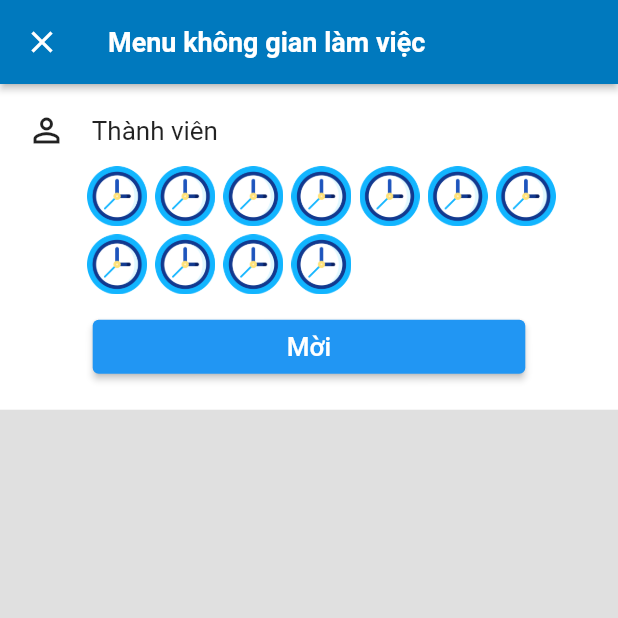
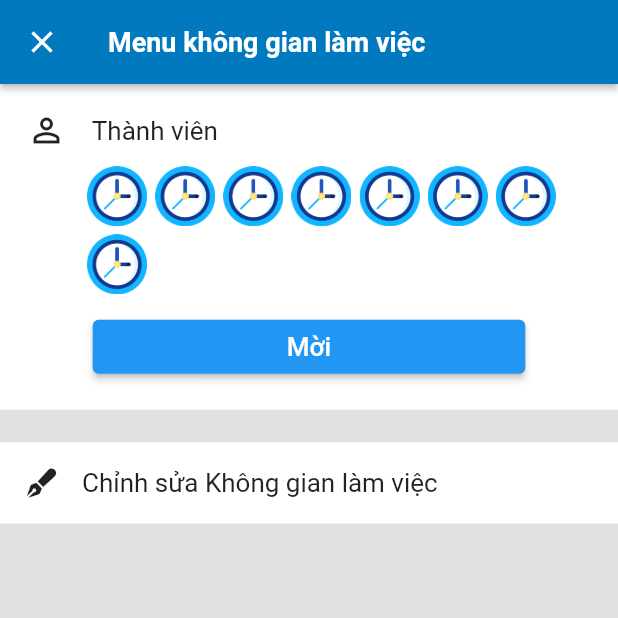
Before and after one commit to rkhang7/trellis_mobile_app, a Flutter app: the WorkspaceMenuPage screen opened directly, on a phone screen of 412 x 824 dp, the top half of it. Run offline on Flutter 3.47's test engine with Material 2 defaults, Android fonts, the phone set to English and light mode, and no system bars; our stand-ins replace cached_network_image, dio, email_validator, file_picker, firebase_auth, firebase_core and 16 more; missing offline and left inert: flag; accounts and stored records are empty; generated files the repository leaves out were written again; network calls fail.

Commit message:
feat: update workspace UI

```diff
--- a/lib/message.dart
+++ b/lib/message.dart
@@ -137,6 +137,7 @@ class Messages extends Translations {
 
           // create workspace page
           "create_workspace": "Create workspace",
+          "update_workspace": "Update workspace",
           "workspace_name": 'Workspace name',
           "workspace_type": "Workspace Type",
           "select": "Select",
@@ -164,6 +165,7 @@ class Messages extends Translations {
           // workspace menu page
           'workspace_menu': 'Workspace menu',
           'invite': 'Invite',
+          'workspace_setting': "Workspace setting",
 
           // invite member page
           'add_members': 'Invite members',
@@ -306,6 +308,7 @@ class Messages extends Translations {
 
           // create workspace page
           "create_workspace": "Tạo không gian làm việc",
+          'update_workspace': "Chỉnh sửa Không gian làm việc",
           "workspace_name": 'Tên không gian làm việc',
           "workspace_type": "Loại không gian làm việc",
           "select": "Chọn",
@@ -333,6 +336,7 @@ class Messages extends Translations {
           // workspace menu page
           'workspace_menu': "Menu không gian làm việc",
           'invite': 'Mời',
+          'workspace_setting': "Chỉnh sửa Không gian làm việc",
 
           // invite member page
           'add_members': 'Mời các thành viên',
--- /dev/null
+++ b/lib/modules/update_worksapce/binding/update_workspace_binding.dart
@@ -0,0 +1,9 @@
+import 'package:get/get.dart';
+import 'package:trellis_mobile_app/modules/update_worksapce/controller/update_workspace_controller.dart';
+
+class UpdateWorkSpaceBinding extends Bindings {
+  @override
+  void dependencies() {
+    Get.lazyPut(() => UpdateWorkspaceController());
+  }
+}
--- a/lib/modules/workspace_menu/view/workspace_menu_page.dart
+++ b/lib/modules/workspace_menu/view/workspace_menu_page.dart
@@ -1,5 +1,6 @@
 import 'package:flutter/material.dart';
 import 'package:flutter_screenutil/flutter_screenutil.dart';
+import 'package:font_awesome_flutter/font_awesome_flutter.dart';
 import 'package:get/get.dart';
 import 'package:nb_utils/nb_utils.dart';
 import 'package:trellis_mobile_app/routes/app_routes.dart';
@@ -13,7 +14,22 @@ class WorkspaceMenuPage extends StatelessWidget {
     return Scaffold(
       backgroundColor: Colors.grey.shade300,
       body: SafeArea(
-        child: Container(
+        child: Column(
+          children: [
+            _buildInviteMemberArea(),
+            SizedBox(
+              height: 80.h,
+            ),
+            _buildWorkspaceSettingArea(),
+          ],
+        ),
+      ),
+      appBar: _buildAppBar(),
+    );
+  }
+
+  Widget _buildInviteMemberArea() {
+    return Container(
       padding: const EdgeInsets.all(18),
       color: Colors.white,
       child: Column(
@@ -92,21 +108,6 @@ class WorkspaceMenuPage extends StatelessWidget {
                       width: 40,
                       height: 40,
                     ),
-                        Image.asset(
-                          "assets/icons/logo.png",
-                          width: 40,
-                          height: 40,
-                        ),
-                        Image.asset(
-                          "assets/icons/logo.png",
-                          width: 40,
-                          height: 40,
-                        ),
-                        Image.asset(
-                          "assets/icons/logo.png",
-                          width: 40,
-                          height: 40,
-                        ),
                   ],
                 ),
               ),
@@ -129,12 +130,35 @@ class WorkspaceMenuPage extends StatelessWidget {
                 ),
               ),
             ),
-              )
+          ),
+        ],
+      ),
+    );
+  }
+
+  Widget _buildWorkspaceSettingArea() {
+    return InkWell(
+      onTap: () {
+        Get.toNamed(AppRoutes.UPDATE_WORKSPACE);
+      },
+      child: Container(
+        color: Colors.white,
+        padding: const EdgeInsets.only(left: 18),
+        height: 200.h,
+        child: Row(
+          children: [
+            Icon(
+              FontAwesomeIcons.penFancy,
+              size: 72.sp,
+            ),
+            SizedBox(width: 60.w),
+            Text(
+              "workspace_setting".tr,
+              style: TextStyle(fontSize: 64.sp),
+            ),
           ],
         ),
       ),
-      ),
-      appBar: _buildAppBar(),
     );
   }
 
--- a/lib/routes/app_pages.dart
+++ b/lib/routes/app_pages.dart
@@ -22,6 +22,8 @@ import 'package:trellis_mobile_app/modules/sign_up/binding/sign_up_binding.dart'
 import 'package:trellis_mobile_app/modules/sign_up/view/sign_up_page.dart';
 import 'package:trellis_mobile_app/modules/splash_screen/binding/splash_screen_binding.dart';
 import 'package:trellis_mobile_app/modules/splash_screen/view/splash_screen_page.dart';
+import 'package:trellis_mobile_app/modules/update_worksapce/binding/update_workspace_binding.dart';
+import 'package:trellis_mobile_app/modules/update_worksapce/view/update_workspace_page.dart';
 import 'package:trellis_mobile_app/modules/walk_through/binding/walk_through_binding.dart';
 import 'package:trellis_mobile_app/modules/walk_through/view/walk_through_page.dart';
 import 'package:trellis_mobile_app/modules/workspace_menu/binding/workspace_menu_binding.dart';
@@ -103,5 +105,10 @@ class AppPages {
       page: () => InviteMemberPage(),
       binding: InviteMemberBinding(),
     ),
+    GetPage(
+      name: AppRoutes.UPDATE_WORKSPACE,
+      page: () => UpdateWorkspacePage(),
+      binding: UpdateWorkSpaceBinding(),
+    ),
   ];
 }
--- a/lib/routes/app_routes.dart
+++ b/lib/routes/app_routes.dart
@@ -13,4 +13,5 @@ class AppRoutes {
   static const String SEARCH_BOARD = "/search_board";
   static const String WORKSPACE_MENU = "/workspace_menu";
   static const String INVITE_MEMBER = "/invite_member";
+  static const String UPDATE_WORKSPACE = "/update_workspace";
 }
```
Also changed, not shown: lib/modules/update_worksapce/controller/update_workspace_controller.dart (added, +28 -0 lines), lib/modules/update_worksapce/view/update_workspace_page.dart (renamed from lib/modules/create_workspace/view/create_workspace_page.dart, +65 -57 lines). Lines whose indentation alone changed are shown as unchanged.
